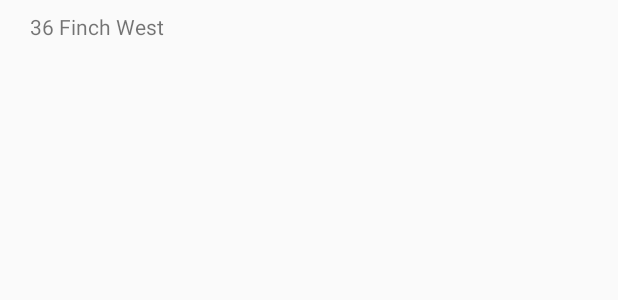
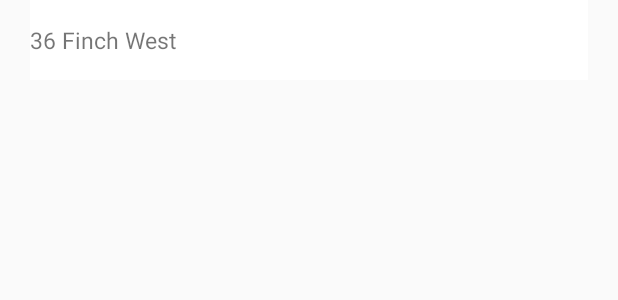
Before and after one commit to edisonpagtakhan/finch-station, an Android app: the layout route_item.xml on its own in the app's theme, with its tools: preview values and no code run, on a phone screen of 412 x 824 dp. Shown: the top 300 px of the screen. Run offline under Robolectric (Android 15) with nearby library versions, the phone set to English and light mode, and no system bars.

Commit message:
fix: Add divider to route_item

```diff
--- /dev/null
+++ b/app/src/main/res/drawable/route_item_divider.xml
@@ -0,0 +1,15 @@
+<?xml version="1.0" encoding="utf-8"?>
+<layer-list xmlns:android="http://schemas.android.com/apk/res/android">
+    <item>
+        <shape android:shape="rectangle">
+            <solid android:color="@android:color/black" />
+        </shape>
+    </item>
+
+    <item android:bottom="0.5dp">
+        <shape android:shape="rectangle">
+            <solid android:color="@android:color/white" />
+        </shape>
+    </item>
+
+</layer-list>
--- a/app/src/main/res/layout/activity_main.xml
+++ b/app/src/main/res/layout/activity_main.xml
@@ -13,6 +13,7 @@
     <androidx.constraintlayout.widget.ConstraintLayout
         android:layout_width="match_parent"
         android:layout_height="match_parent"
+        android:background="@android:color/white"
         tools:context=".main.MainActivity">
 
         <androidx.appcompat.widget.Toolbar
@@ -51,7 +52,7 @@
                 android:layout_height="match_parent"
                 android:clipToPadding="false"
                 android:orientation="vertical"
-                android:paddingTop="20dp"
+                android:paddingVertical="20dp"
                 app:layoutManager="androidx.recyclerview.widget.LinearLayoutManager" />
 
         </androidx.swiperefreshlayout.widget.SwipeRefreshLayout>
--- a/app/src/main/res/layout/route_item.xml
+++ b/app/src/main/res/layout/route_item.xml
@@ -4,6 +4,8 @@
     android:id="@+id/routeTextView"
     android:layout_width="match_parent"
     android:layout_height="wrap_content"
-    android:paddingHorizontal="20dp"
-    android:paddingVertical="8dp"
+    android:layout_marginHorizontal="20dp"
+    android:paddingVertical="16dp"
+    android:textSize="15sp"
+    android:background="@drawable/route_item_divider"
     tools:text="36 Finch West" />
```
